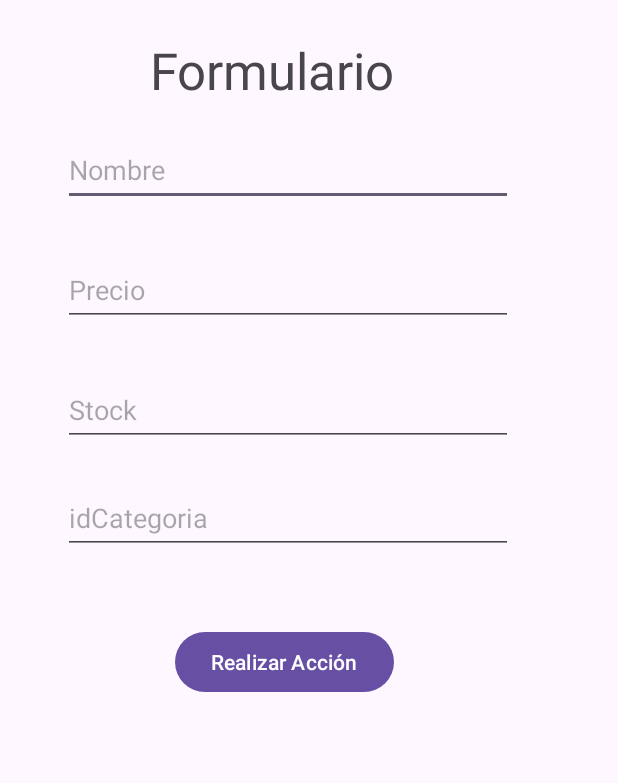
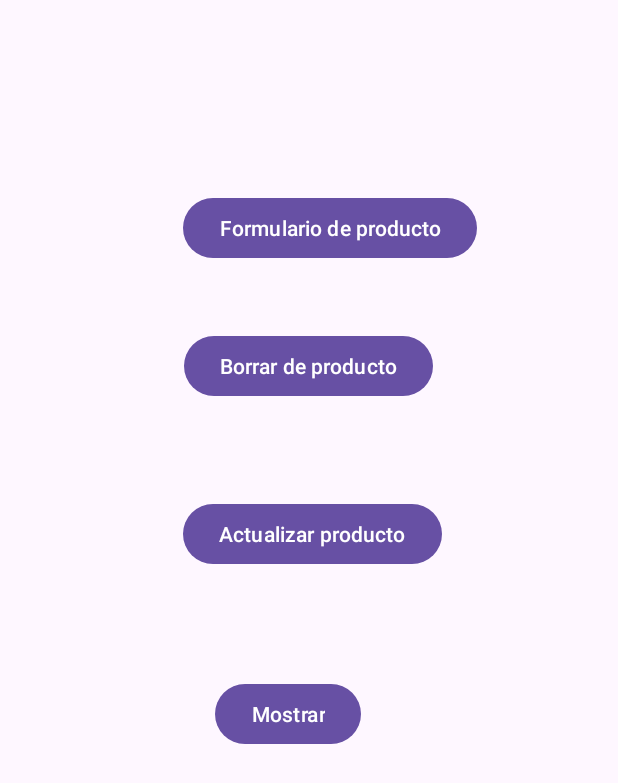
Before and after one commit to Veru7680/CRUD_tienda_android, an Android app: the screen it shows after launch (MainActivity), on a phone screen of 412 x 824 dp. Shown: the top 783 px of the screen. Run offline under Robolectric (Android 15) with nearby library versions, the phone set to English and light mode, and no system bars.

Commit message:
PRODUCTO CRUD FINAL

```diff
--- a/app/build.gradle.kts
+++ b/app/build.gradle.kts
@@ -45,4 +45,5 @@ dependencies {
     androidTestImplementation("androidx.test.ext:junit:1.1.5")
     androidTestImplementation("androidx.test.espresso:espresso-core:3.5.1")
     implementation ("com.android.volley:volley:1.2.1")
+    implementation ("androidx.recyclerview:recyclerview:1.3.2")
 }
--- a/app/src/main/java/com/example/crudtienda/MainActivity.kt
+++ b/app/src/main/java/com/example/crudtienda/MainActivity.kt
@@ -1,63 +1,43 @@
 package com.example.crudtienda
 
+import android.annotation.SuppressLint
+import android.content.Intent
 import android.os.Bundle
-import android.view.View
 import android.widget.Button
-import android.widget.EditText
-import android.widget.Toast
 import androidx.appcompat.app.AppCompatActivity
-import com.android.volley.AuthFailureError
-import com.android.volley.Request
-import com.android.volley.RequestQueue
-import com.android.volley.Response
-import com.android.volley.VolleyError
-import com.android.volley.toolbox.StringRequest
-import com.android.volley.toolbox.Volley
 
 class MainActivity : AppCompatActivity() {
 
-    private lateinit var edtNombre: EditText
-    private lateinit var edtPrecio: EditText
-    private lateinit var edtStock: EditText
-    private lateinit var edtIdCategoria: EditText
-    private lateinit var btnButton: Button
 
+
+    @SuppressLint("MissingInflatedId")
     override fun onCreate(savedInstanceState: Bundle?) {
         super.onCreate(savedInstanceState)
         setContentView(R.layout.activity_main)
-
-
-        edtNombre = findViewById(R.id.Nombre)
-        edtPrecio = findViewById(R.id.precio)
-        edtStock = findViewById(R.id.Stock)
-        edtIdCategoria = findViewById(R.id.idCategoria)
-        btnButton = findViewById(R.id.button)
-
-        btnButton.setOnClickListener {
-            ejecutarServicio("http://172.25.6.207:808/taller/negocioxy/php/insertarFORM.php")
-        }
-    }
-
-    private fun ejecutarServicio(URL: String) {
-        val stringRequest = object : StringRequest(Method.POST, URL,
-            Response.Listener { response ->
-                Toast.makeText(applicationContext, "OPERACION EXITOSA", Toast.LENGTH_SHORT).show()
-            },
-            Response.ErrorListener { error ->
-                Toast.makeText(applicationContext, error.toString(), Toast.LENGTH_SHORT).show()
-            }) {
-            @Throws(AuthFailureError::class)
-            override fun getParams(): Map<String, String> {
-                val parametros = HashMap<String, String>()
-                parametros["Nombre"] = edtNombre.text.toString()
-                parametros["Precio"] = edtPrecio.text.toString()
-                parametros["Stock"] = edtStock.text.toString()
-                parametros["IdCategoria"] = edtIdCategoria.text.toString()
-                return parametros
-            }
+        val btn :Button =findViewById(R.id.button3)
+        btn.setOnClickListener {
+            val intent: Intent = Intent(this, registrar_producto::class.java)
+            startActivity(intent)
         }
 
-        val requestQueue: RequestQueue = Volley.newRequestQueue(this)
-        requestQueue.add(stringRequest)
-    }
-}
+        val btnBorrar :Button =findViewById(R.id.button4)
+        btnBorrar.setOnClickListener {
+            val intent: Intent = Intent(this, borrar_producto::class.java)
+            startActivity(intent)
+
+        }
+
+        val btnActualizar :Button =findViewById(R.id.button5)
+        btnActualizar.setOnClickListener {
+            val intent: Intent = Intent(this, actualizar_producto::class.java)
+            startActivity(intent)
+
+        }
+
+        val btnMostrar :Button =findViewById(R.id.button6)
+        btnMostrar.setOnClickListener {
+            val intent: Intent = Intent(this, mostrar_producto::class.java)
+            startActivity(intent)
+
+        }
+}}
--- a/app/src/main/java/com/example/crudtienda/registrar_producto.kt
+++ b/app/src/main/java/com/example/crudtienda/registrar_producto.kt
@@ -11,7 +11,7 @@ import com.android.volley.Response
 import com.android.volley.toolbox.StringRequest
 import com.android.volley.toolbox.Volley
 
-class MainActivity2 : AppCompatActivity() {
+class registrar_producto : AppCompatActivity() {
 
     private lateinit var edtNombre: EditText
     private lateinit var edtPrecio: EditText
--- a/app/src/main/res/layout/activity_main.xml
+++ b/app/src/main/res/layout/activity_main.xml
@@ -6,91 +6,52 @@
     android:layout_height="match_parent"
     tools:context=".MainActivity">
 
-    <TextView
-        android:id="@+id/textView"
+
+    <Button
+        android:id="@+id/button3"
         android:layout_width="wrap_content"
         android:layout_height="wrap_content"
-        android:layout_marginTop="24dp"
-        android:text="Formulario"
-        android:textSize="34sp"
+        android:layout_marginTop="128dp"
+        android:text="Formulario de producto"
         app:layout_constraintEnd_toEndOf="parent"
-        app:layout_constraintHorizontal_bias="0.401"
+        app:layout_constraintHorizontal_bias="0.565"
         app:layout_constraintStart_toStartOf="parent"
         app:layout_constraintTop_toTopOf="parent"
-        app:layout_constraintVertical_bias="0.169" />
-
-    <EditText
-        android:id="@+id/Nombre"
-        android:layout_width="300dp"
-        android:layout_height="48dp"
-        android:layout_marginStart="32dp"
-        android:layout_marginTop="20dp"
-        android:layout_marginEnd="32dp"
-        android:hint="Nombre"
-        android:inputType="text"
-        app:layout_constraintBottom_toTopOf="@+id/precio"
-        app:layout_constraintEnd_toEndOf="parent"
-        app:layout_constraintHorizontal_bias="0.212"
-        app:layout_constraintStart_toStartOf="parent"
-        app:layout_constraintTop_toBottomOf="@+id/textView" />
-
-    <EditText
-        android:id="@+id/precio"
-        android:layout_width="300dp"
-        android:layout_height="48dp"
-        android:layout_marginStart="24dp"
-        android:layout_marginTop="32dp"
-        android:layout_marginEnd="24dp"
-        android:hint="Precio"
-        android:inputType="text"
-        app:layout_constraintBottom_toTopOf="@+id/Stock"
-        app:layout_constraintEnd_toEndOf="parent"
-        app:layout_constraintHorizontal_bias="0.285"
-        app:layout_constraintStart_toStartOf="parent"
-        app:layout_constraintTop_toBottomOf="@+id/Nombre" />
-
-    <EditText
-        android:id="@+id/Stock"
-        android:layout_width="300dp"
-        android:layout_height="48dp"
-        android:layout_marginStart="24dp"
-        android:layout_marginTop="32dp"
-        android:layout_marginEnd="24dp"
-        android:hint="Stock"
-        android:inputType="text"
-        app:layout_constraintBottom_toTopOf="@+id/idCategoria"
-        app:layout_constraintEnd_toEndOf="parent"
-        app:layout_constraintHorizontal_bias="0.285"
-        app:layout_constraintStart_toStartOf="parent"
-        app:layout_constraintTop_toBottomOf="@+id/precio" />
-
-    <EditText
-        android:id="@+id/idCategoria"
-        android:layout_width="300dp"
-        android:layout_height="48dp"
-        android:layout_marginStart="24dp"
-        android:layout_marginTop="24dp"
-        android:layout_marginEnd="24dp"
-        android:hint="idCategoria"
-        android:inputType="text"
-        app:layout_constraintBottom_toTopOf="@+id/button"
-        app:layout_constraintEnd_toEndOf="parent"
-        app:layout_constraintHorizontal_bias="0.285"
-        app:layout_constraintStart_toStartOf="parent"
-        app:layout_constraintTop_toBottomOf="@+id/Stock" />
+        tools:ignore="MissingConstraints" />
 
     <Button
-        android:id="@+id/button"
+        android:id="@+id/button4"
         android:layout_width="wrap_content"
-        android:layout_height="48dp"
-        android:layout_marginStart="24dp"
-        android:layout_marginTop="48dp"
-        android:layout_marginEnd="24dp"
-        android:text="Realizar Acción"
+        android:layout_height="wrap_content"
+        android:layout_marginTop="220dp"
+        android:text="Borrar de producto"
         app:layout_constraintEnd_toEndOf="parent"
-        app:layout_constraintHorizontal_bias="0.425"
+        app:layout_constraintHorizontal_bias="0.498"
         app:layout_constraintStart_toStartOf="parent"
-        app:layout_constraintTop_toBottomOf="@+id/idCategoria" />
+        app:layout_constraintTop_toTopOf="parent"
+        tools:ignore="MissingConstraints" />
 
+    <Button
+        android:id="@+id/button5"
+        android:layout_width="wrap_content"
+        android:layout_height="wrap_content"
+        android:layout_marginTop="332dp"
+        android:text="Actualizar producto"
+        app:layout_constraintEnd_toEndOf="parent"
+        app:layout_constraintHorizontal_bias="0.509"
+        app:layout_constraintStart_toStartOf="parent"
+        app:layout_constraintTop_toTopOf="parent"
+        tools:ignore="MissingConstraints" />
 
+    <Button
+        android:id="@+id/button6"
+        android:layout_width="wrap_content"
+        android:layout_height="wrap_content"
+        android:layout_marginTop="452dp"
+        android:text="Mostrar"
+        app:layout_constraintEnd_toEndOf="parent"
+        app:layout_constraintHorizontal_bias="0.456"
+        app:layout_constraintStart_toStartOf="parent"
+        app:layout_constraintTop_toTopOf="parent"
+        tools:ignore="MissingConstraints" />
 </androidx.constraintlayout.widget.ConstraintLayout>
--- a/app/src/main/res/layout/registrar_pruducto.xml
+++ b/app/src/main/res/layout/registrar_pruducto.xml
@@ -5,7 +5,7 @@
     xmlns:app="http://schemas.android.com/apk/res-auto"
     android:layout_width="match_parent"
     android:layout_height="match_parent"
-    tools:context=".MainActivity2">
+    tools:context=".registrar_producto">
 
   <TextView
       android:id="@+id/textView"
```
Also changed, not shown: app/src/main/AndroidManifest.xml (+39 -3 lines), app/src/main/java/com/example/crudtienda/ProductAdapter.kt (+27 -2 lines), app/src/main/java/com/example/crudtienda/actualizar_producto.kt (+55 -1 lines), app/src/main/java/com/example/crudtienda/borrar_producto.kt (+41 -2 lines), app/src/main/java/com/example/crudtienda/mostrar_producto.kt (+3 -6 lines), app/src/main/res/layout/actualizar_producto.xml (+68 -0 lines), app/src/main/res/layout/item_product.xml (+7 -5 lines).
